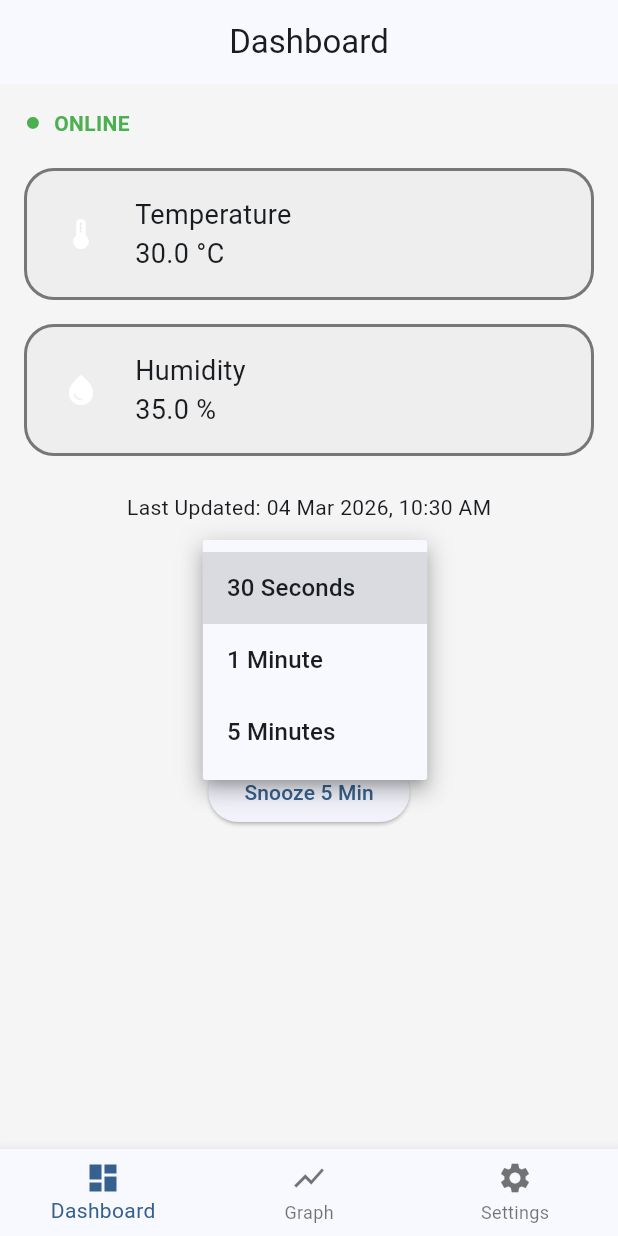
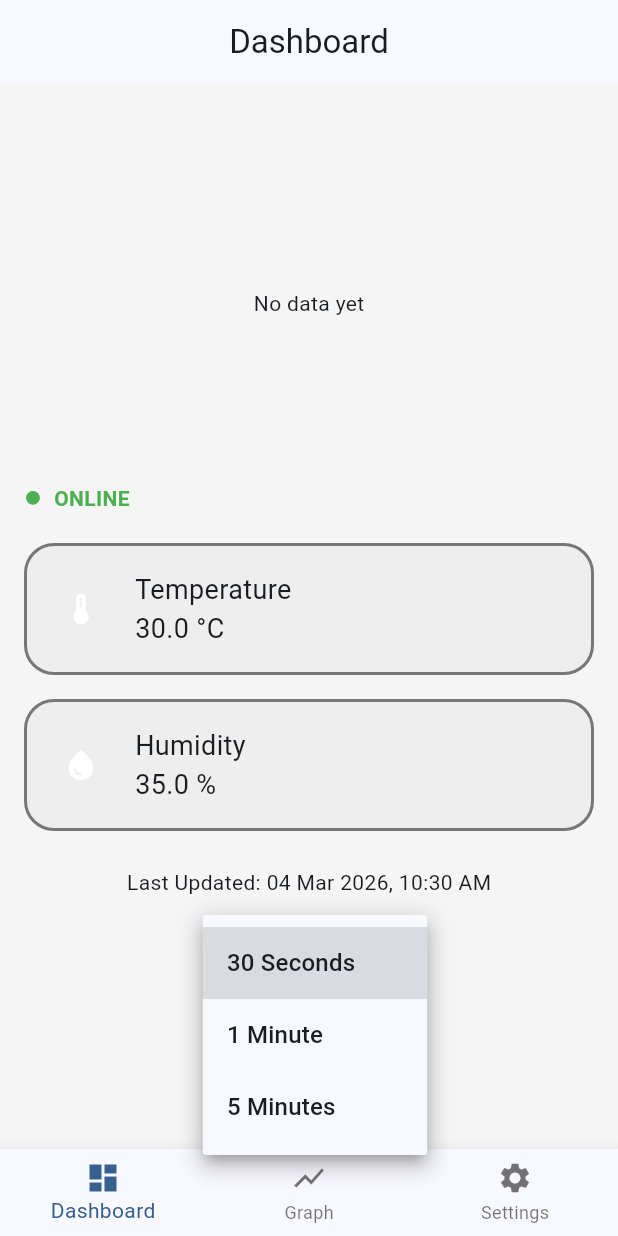
Before and after one commit to SaiMehtre/temp-humidity-monitor, a Flutter app: the screen it shows after launch, after a tap on "30 Seconds", on a phone screen of 412 x 824 dp. Run offline on Flutter 3.47's test engine with Material 3 defaults, Android fonts, the phone set to English and light mode, and no system bars; our stand-ins replace audioplayers, fl_chart, flutter_local_notifications, flutter_riverpod, hive_flutter; accounts and stored records are empty.

Commit message:
feat: add alert listener with Riverpod 2.6 compatible listenManual- Fixed ref.listen assertion error- Implemented temperature & humidity alert logic- Added alert history tracking- Added temperature history tracking- Improved alert duplication handling

```diff
--- a/lib/main.dart
+++ b/lib/main.dart
@@ -4,17 +4,23 @@ import 'core/theme/app_theme.dart';
 import 'presentation/screens/home_screen.dart';
 import 'presentation/providers/theme_provider.dart';
 import 'data/services/notification_service.dart';
-import 'package:flutter_foreground_task/flutter_foreground_task.dart';
+import 'package:hive_flutter/hive_flutter.dart';
+// import 'package:flutter_foreground_task/flutter_foreground_task.dart';
+// import 'package:flutter/foundation.dart';
 
 void main() async {
   WidgetsFlutterBinding.ensureInitialized();
 
+  await Hive.initFlutter();
+  await Hive.openBox('alerts');
+
   await NotificationService.init(); // IMPORTANT
 
-  FlutterForegroundTask.startService(
-    notificationTitle: 'Monitoring Active',
-    notificationText: 'Temperature monitor running',
-  );
+  // await FlutterForegroundTask.startService(
+  //   notificationTitle: 'Monitoring',
+  //   notificationText: 'Temperature monitoring active',
+  // );
+
 
   runApp(const ProviderScope(child: MyApp()));
 }
--- /dev/null
+++ b/lib/presentation/providers/temp_history_provider.dart
@@ -0,0 +1,4 @@
+import 'package:flutter_riverpod/flutter_riverpod.dart';
+
+final temperatureHistoryProvider =
+    StateProvider<List<double>>((ref) => []);
--- a/lib/presentation/screens/dashboard_screen.dart
+++ b/lib/presentation/screens/dashboard_screen.dart
@@ -11,6 +11,8 @@ import '../../data/services/notification_service.dart';
 import '../../presentation/providers/interval_provider.dart';
 import '../../presentation/providers/alert_history_provider.dart';
 import '../../data/models/alert_history.dart';
+import '../../presentation/providers/temp_history_provider.dart';
+import '../widgets/temperature_chart.dart';
 
 class DashboardScreen extends ConsumerStatefulWidget {
   const DashboardScreen({super.key});
@@ -20,17 +22,15 @@ class DashboardScreen extends ConsumerStatefulWidget {
       _DashboardScreenState();
 }
 
-class _DashboardScreenState
-    extends ConsumerState<DashboardScreen> {
-
-  // bool _isAlertActive = false;
+class _DashboardScreenState extends ConsumerState<DashboardScreen> {
+  bool _isTempAlertActive = false;
+  bool _isHumidityAlertActive = false;
 
   @override
 void initState() {
   super.initState();
 
-  Future.microtask(() {
-    ref.listen(dashboardProvider, (previous, next) {
+  ref.listenManual(dashboardProvider, (previous, next) {
     final threshold = ref.read(thresholdProvider);
 
     final isTempDanger =
@@ -51,14 +51,10 @@ void initState() {
         AlertService.humiditySnoozeUntil != null &&
         now.isBefore(AlertService.humiditySnoozeUntil!);
 
-      bool triggered = false;
-
-      // 🔥 TEMPERATURE ALERT
-      if (isTempDanger && !tempSnoozed) {
-        triggered = true;
+    if (isTempDanger && !_isTempAlertActive && !tempSnoozed) {
+      _isTempAlertActive = true;
 
       AlertService.startAlert();
-
       NotificationService.showAlert(
         "Temperature Alert",
         "Temp: ${next.temperature}°C",
@@ -70,12 +66,14 @@ void initState() {
           ]);
     }
 
-      // 🔥 HUMIDITY ALERT
-      if (isHumidityDanger && !humiditySnoozed) {
-        triggered = true;
+    if (!isTempDanger) {
+      _isTempAlertActive = false;
+    }
+
+    if (isHumidityDanger && !_isHumidityAlertActive && !humiditySnoozed) {
+      _isHumidityAlertActive = true;
 
       AlertService.startAlert();
-
       NotificationService.showAlert(
         "Humidity Alert",
         "Humidity: ${next.humidity}%",
@@ -87,12 +85,18 @@ void initState() {
           ]);
     }
 
-      // 🔕 Stop if no danger
+    if (!isHumidityDanger) {
+      _isHumidityAlertActive = false;
+    }
+
     if (!isTempDanger && !isHumidityDanger) {
       AlertService.stopAlert();
     }
 
-      print("TEMP: ${next.temperature}");
+    ref.read(temperatureHistoryProvider.notifier).update((state) {
+      final updated = [...state, next.temperature];
+      if (updated.length > 20) updated.removeAt(0);
+      return updated;
     });
   });
 }
@@ -143,6 +147,10 @@ void initState() {
           padding: const EdgeInsets.all(16),
           child: Column(
             children: [
+              const SizedBox(height: 30),
+              const TemperatureChart(),
+              const SizedBox(height: 20),
+
               StatusIndicator(isOnline: data.isOnline),
               const SizedBox(height: 20),
 
@@ -169,6 +177,7 @@ void initState() {
               ),
 
               const SizedBox(height: 20),
+
               DropdownButton<int>(
                 value: ref.watch(intervalProvider),
                 items: const [
@@ -181,6 +190,7 @@ void initState() {
                   ref.read(dashboardProvider.notifier).refreshData();
                 },
               ),
+
               const SizedBox(height: 20),
 
               ElevatedButton(
@@ -191,6 +201,7 @@ void initState() {
               ),
 
               const SizedBox(height: 20),
+
               ElevatedButton(
                 onPressed: () {
                   AlertService.snooze(5);
--- /dev/null
+++ b/lib/presentation/widgets/temperature_chart.dart
@@ -0,0 +1,42 @@
+import 'package:flutter/material.dart';
+import 'package:fl_chart/fl_chart.dart';
+import 'package:flutter_riverpod/flutter_riverpod.dart';
+import '../providers/temp_history_provider.dart';
+
+class TemperatureChart extends ConsumerWidget {
+  const TemperatureChart({super.key});
+
+  @override
+  Widget build(BuildContext context, WidgetRef ref) {
+    final data = ref.watch(temperatureHistoryProvider);
+
+    if (data.isEmpty) {
+      return const SizedBox(
+        height: 200,
+        child: Center(child: Text("No data yet")),
+      );
+    }
+
+    return SizedBox(
+      height: 250,
+      child: LineChart(
+        LineChartData(
+          gridData: FlGridData(show: true),
+          titlesData: FlTitlesData(show: false),
+          borderData: FlBorderData(show: true),
+          lineBarsData: [
+            LineChartBarData(
+              spots: List.generate(
+                data.length,
+                (index) => FlSpot(index.toDouble(), data[index]),
+              ),
+              isCurved: true,
+              dotData: FlDotData(show: false),
+              barWidth: 3,
+            ),
+          ],
+        ),
+      ),
+    );
+  }
+}
--- a/pubspec.yaml
+++ b/pubspec.yaml
@@ -42,7 +42,9 @@ dependencies:
 
   audioplayers: ^6.5.1
   flutter_local_notifications: ^17.1.2
-  flutter_foreground_task: ^6.1.2
+  # flutter_foreground_task: ^6.1.2
+  hive: ^2.2.3
+  hive_flutter: ^1.1.0
 
 
 dev_dependencies:
```
Also changed, not shown: lib/presentation/screens/alert_history_screen.dart (+21 -15 lines), 2 other files. Lines whose indentation alone changed are shown as unchanged.
